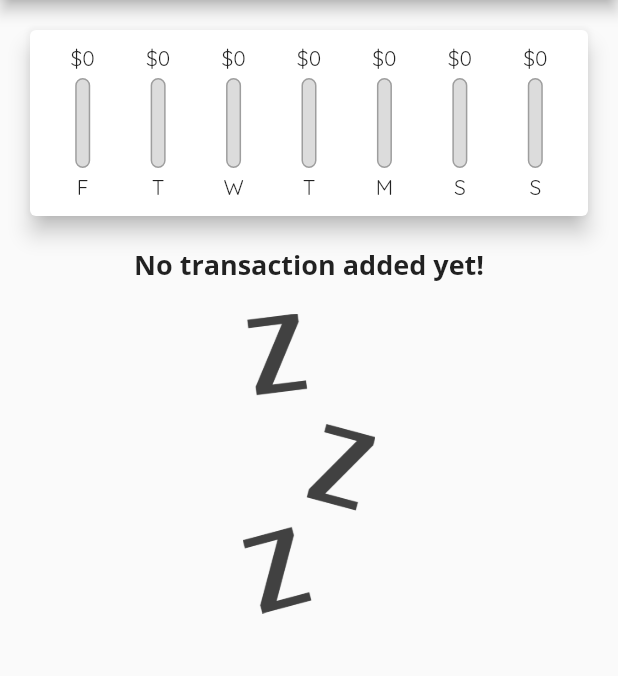
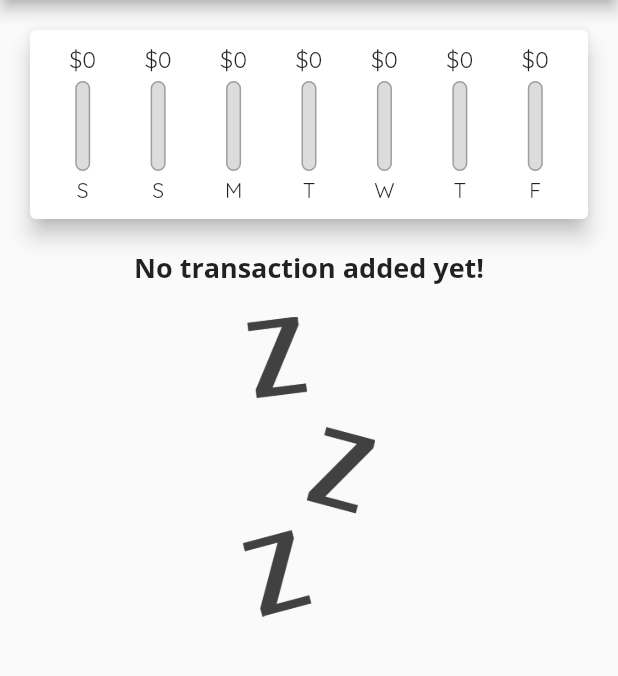
Before and after one commit to Ben1980/learn_flutter, a Flutter app: the screen it shows after launch, on a phone screen of 412 x 824 dp, the part 84-760 px from its top. Run offline on Flutter 3.47's test engine with Material 2 defaults, Android fonts, the phone set to English and light mode, and no system bars; missing offline and left inert: dart:ffi.

```diff
--- a/personal_expenses/lib/widgets/chart.dart
+++ b/personal_expenses/lib/widgets/chart.dart
@@ -29,7 +29,7 @@ class Chart extends StatelessWidget {
         'day': DateFormat.E().format(weekDay).substring(0, 1),
         'amount': totalSum,
       };
-    });
+    }).reversed.toList();
   }
 
   double get totalSpending {
--- a/personal_expenses/lib/widgets/chart_bar.dart
+++ b/personal_expenses/lib/widgets/chart_bar.dart
@@ -14,8 +14,11 @@ class ChartBar extends StatelessWidget {
   Widget build(BuildContext context) {
     return Column(
       children: [
-        FittedBox(
-          child: Text('\$${spendingAmount.toStringAsFixed(0)}'),
+        Container(
+          height: 20,
+          child: FittedBox(
+            child: Text('\$${spendingAmount.toStringAsFixed(0)}'),
+          ),
         ),
         SizedBox(
           height: 4,
@@ -31,7 +34,7 @@ class ChartBar extends StatelessWidget {
                     color: Colors.grey,
                     width: 1.0,
                   ),
-                  color: Color.fromRGBO(220, 220, 220, 1),
+                  color: const Color.fromRGBO(220, 220, 220, 1),
                   borderRadius: BorderRadius.circular(10),
                 ),
               ),
```
Also changed, not shown: personal_expenses/lib/widgets/transaction_list.dart (+18 -37 lines).
